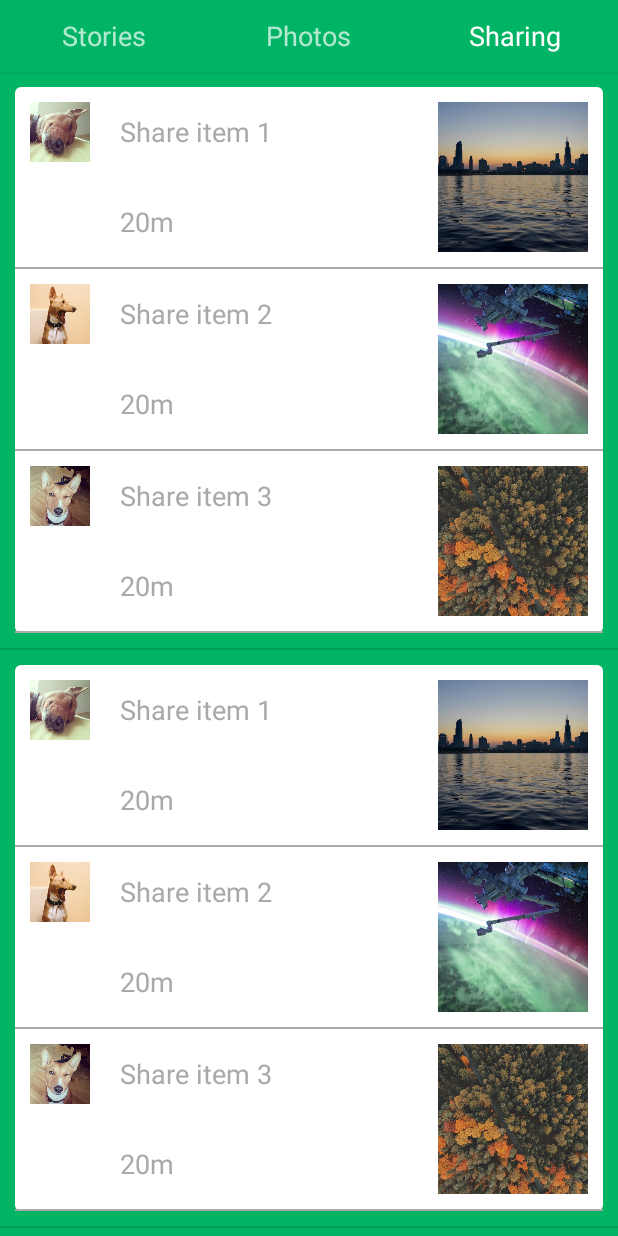
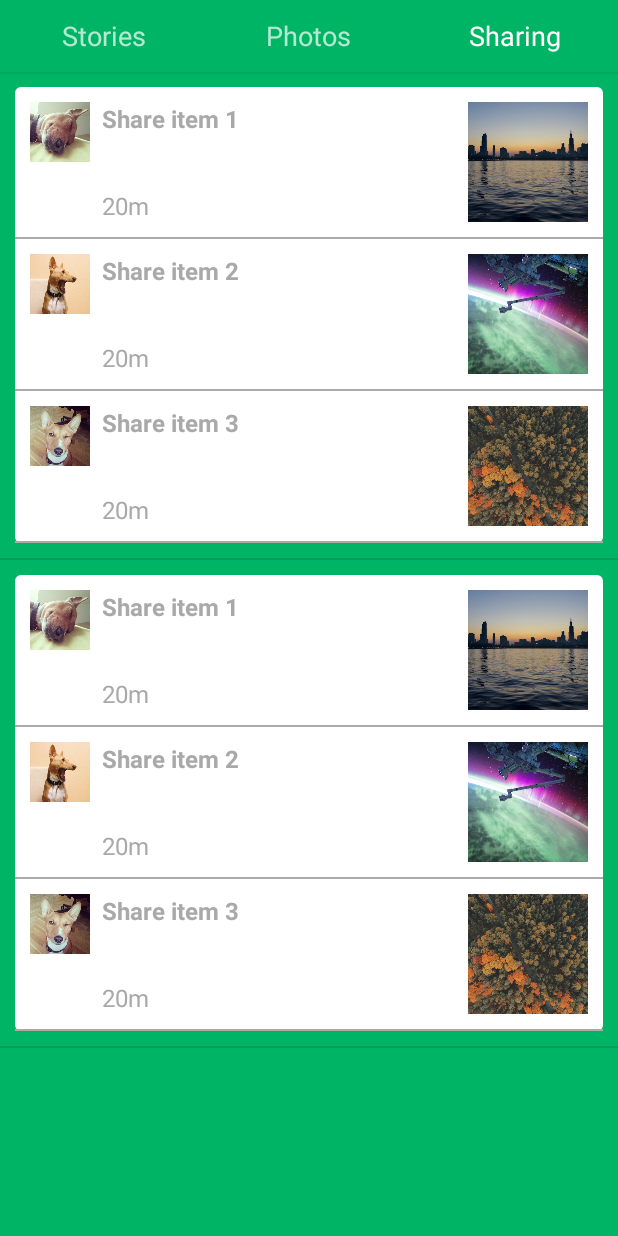
Before and after one commit to iferdelja/colored-tabs, an Android app: the screen it shows after launch (MainActivity), tab 3 chosen, on a phone screen of 412 x 824 dp. Run offline under Robolectric (Android 15) with nearby library versions, the phone set to English and light mode, and no system bars.

Commit message:
Share style adjusted.

```diff
--- a/android/ColoredTabs/app/src/main/res/layout/share_item.xml
+++ b/android/ColoredTabs/app/src/main/res/layout/share_item.xml
@@ -14,17 +14,19 @@
 
     <TextView
         android:id="@+id/title"
-        style="@style/StoryTitle"
+        style="@style/ShareItemTitle"
         android:layout_alignParentTop="true"
         android:layout_toLeftOf="@+id/image"
         android:layout_toRightOf="@id/author"
+        android:gravity="top"
         android:maxLines="3"
         android:minLines="3"
         android:text="Sharon Baker shared a video with you: Seattle park"/>
 
     <TextView
         android:id="@+id/timestamp"
-        style="@style/StoryTitle"
+        style="@style/ShareItemTitle"
+        android:textStyle="normal"
         android:layout_alignParentBottom="true"
         android:layout_toLeftOf="@+id/image"
         android:layout_toRightOf="@id/author"
--- a/android/ColoredTabs/app/src/main/res/values/dimens.xml
+++ b/android/ColoredTabs/app/src/main/res/values/dimens.xml
@@ -2,8 +2,8 @@
     <!-- Default screen margins, per the Android Design guidelines. -->
     <dimen name="activity_horizontal_margin">16dp</dimen>
     <dimen name="activity_vertical_margin">16dp</dimen>
-    <dimen name="share_item_height">120dp</dimen>
-    <dimen name="share_item_image_dim">100dp</dimen>
+    <dimen name="share_item_height">100dp</dimen>
+    <dimen name="share_item_image_dim">80dp</dimen>
     <dimen name="share_stream_divider_height">1dp</dimen>
     <dimen name="fragment_item_inset">10dp</dimen>
 </resources>
--- a/android/ColoredTabs/app/src/main/res/values/styles.xml
+++ b/android/ColoredTabs/app/src/main/res/values/styles.xml
@@ -62,4 +62,18 @@
         <item name="android:layout_height">@dimen/share_item_height</item>
         <item name="android:padding">10dp</item>
     </style>
+
+
+    <style name="ShareItemTitle" parent="TextAppearance.AppCompat.Medium">
+        <item name="android:textSize">16dp</item>
+        <item name="android:textColor">@color/storyTitle</item>
+        <item name="android:fontFamily">sans-serif</item>
+        <item name="android:textStyle">bold</item>
+        <item name="android:gravity">center_vertical</item>
+        <item name="android:layout_width">match_parent</item>
+        <item name="android:layout_height">wrap_content</item>
+        <item name="android:layout_marginLeft">8dp</item>
+        <item name="android:layout_marginRight">8dp</item>
+    </style>
+
 </resources>
```
